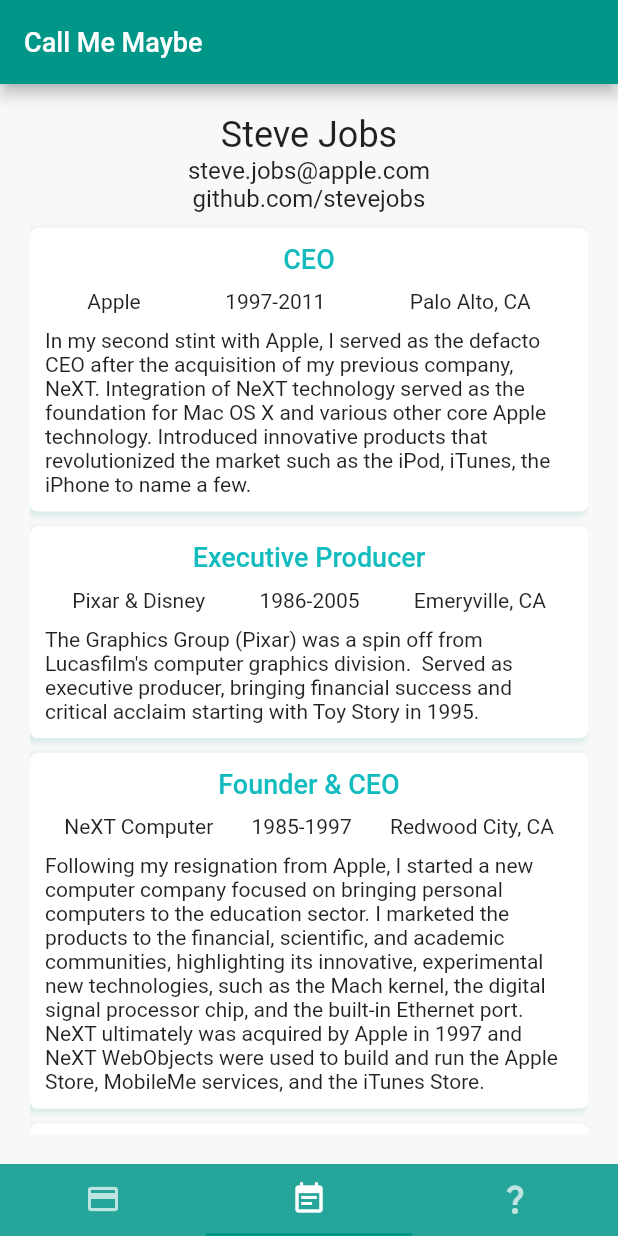
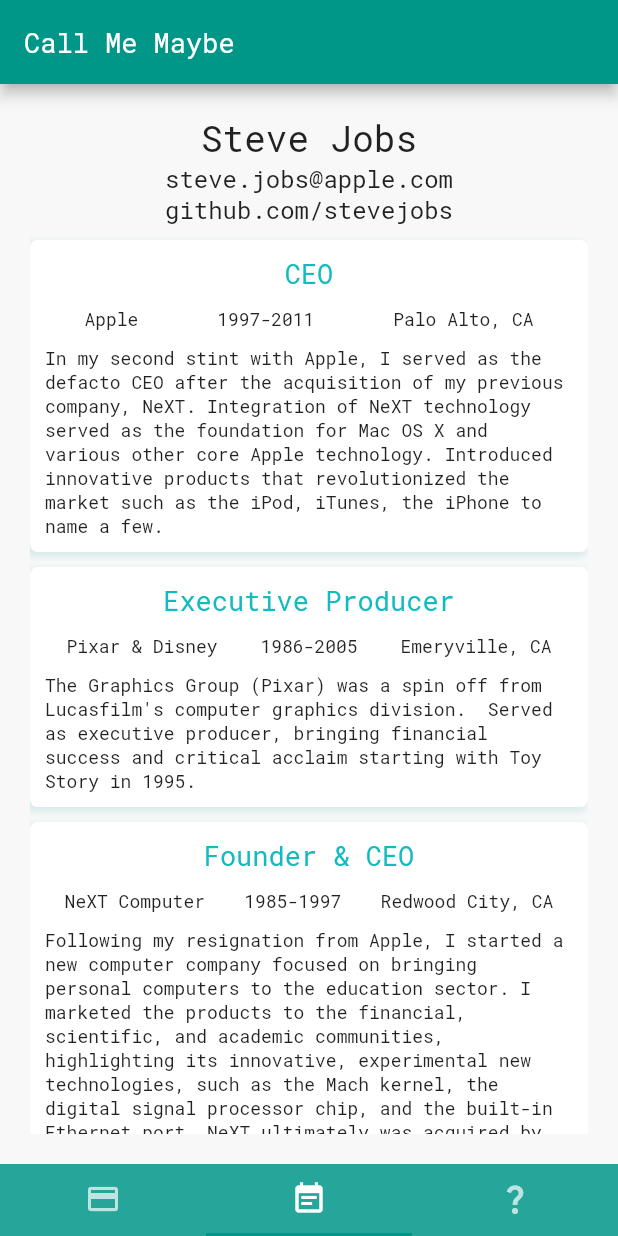
Before and after one commit to Schow94/Call-Me-Maybe, a Flutter app: the screen it shows after launch, item 2 of the bottom bar chosen, on a phone screen of 412 x 824 dp. Run offline on Flutter 3.47's test engine with Material 2 defaults, Android fonts, the phone set to English and light mode, and no system bars.

Commit message:
Change font for entire application

```diff
--- a/lib/app.dart
+++ b/lib/app.dart
@@ -17,13 +17,18 @@ class App extends StatelessWidget {
     return MaterialApp(
       title: 'Call Me Maybe',
       theme: ThemeData(
+        fontFamily: 'Roboto Mono',
         primarySwatch: Colors.teal,
-        scaffoldBackgroundColor: Color.fromARGB(255, 248, 248, 248),
+        scaffoldBackgroundColor: const Color.fromARGB(255, 248, 248, 248),
         textTheme: TextTheme(
-          headline4: TextStyle(color: Colors.grey[600]),
+          headline4: TextStyle(
+            color: Colors.grey[600],
+          ),
           headline3: const TextStyle(fontSize: 38.0),
           headline6: const TextStyle(
-              fontSize: 18.0, color: Color.fromARGB(255, 18, 187, 189)),
+            fontSize: 18.0,
+            color: Color.fromARGB(255, 18, 187, 189),
+          ),
         ),
       ),
       home: MainTabController(),
--- a/lib/widgets/contact_info.dart
+++ b/lib/widgets/contact_info.dart
@@ -52,12 +52,12 @@ class ContactInfo extends StatelessWidget {
                     launchGithub(Uri.parse('https://github.com/Schow94')),
                 child: const Text(
                   'github.com/SteveJobs',
-                  style: TextStyle(fontSize: 15.0),
+                  style: TextStyle(fontSize: 13.0),
                 ),
               ),
               const Text(
                 'steve.jobs@apple.com',
-                style: TextStyle(fontSize: 15.0),
+                style: TextStyle(fontSize: 13.0),
               ),
             ],
           ),
--- a/lib/widgets/resume_item.dart
+++ b/lib/widgets/resume_item.dart
@@ -33,32 +33,45 @@ class ResumeItem extends StatelessWidget {
               ),
               boxShadow: [
                 BoxShadow(
-                  color: Color.fromARGB(255, 145, 206, 200).withOpacity(0.3),
+                  color:
+                      const Color.fromARGB(255, 145, 206, 200).withOpacity(0.3),
                   spreadRadius: 1,
                   blurRadius: 3,
-                  offset: Offset(-2, 2), // changes position of shadow
+                  offset: const Offset(-2, 2), // changes position of shadow
                 ),
               ],
             ),
             child: Container(
-              margin: EdgeInsets.all(10),
+              margin: const EdgeInsets.all(10),
               child: Column(
                 children: [
                   Text(
                     title,
                     style: Theme.of(context).textTheme.headline6,
                   ),
-                  SizedBox(height: 10),
+                  const SizedBox(height: 10),
                   Row(
                     mainAxisAlignment: MainAxisAlignment.spaceAround,
                     children: [
-                      Text(company),
-                      Text(years),
-                      Text(location),
+                      Text(
+                        company,
+                        style: const TextStyle(fontSize: 12.0),
+                      ),
+                      Text(
+                        years,
+                        style: const TextStyle(fontSize: 12.0),
+                      ),
+                      Text(
+                        location,
+                        style: const TextStyle(fontSize: 12.0),
+                      ),
                     ],
                   ),
-                  SizedBox(height: 10),
-                  Text(duties),
+                  const SizedBox(height: 10),
+                  Text(
+                    duties,
+                    style: const TextStyle(fontSize: 12.0),
+                  ),
                 ],
               ),
             ),
```
Also changed, not shown: pubspec.yaml (+9 -11 lines), fonts/RobotoMono-Regular.ttf (added).
